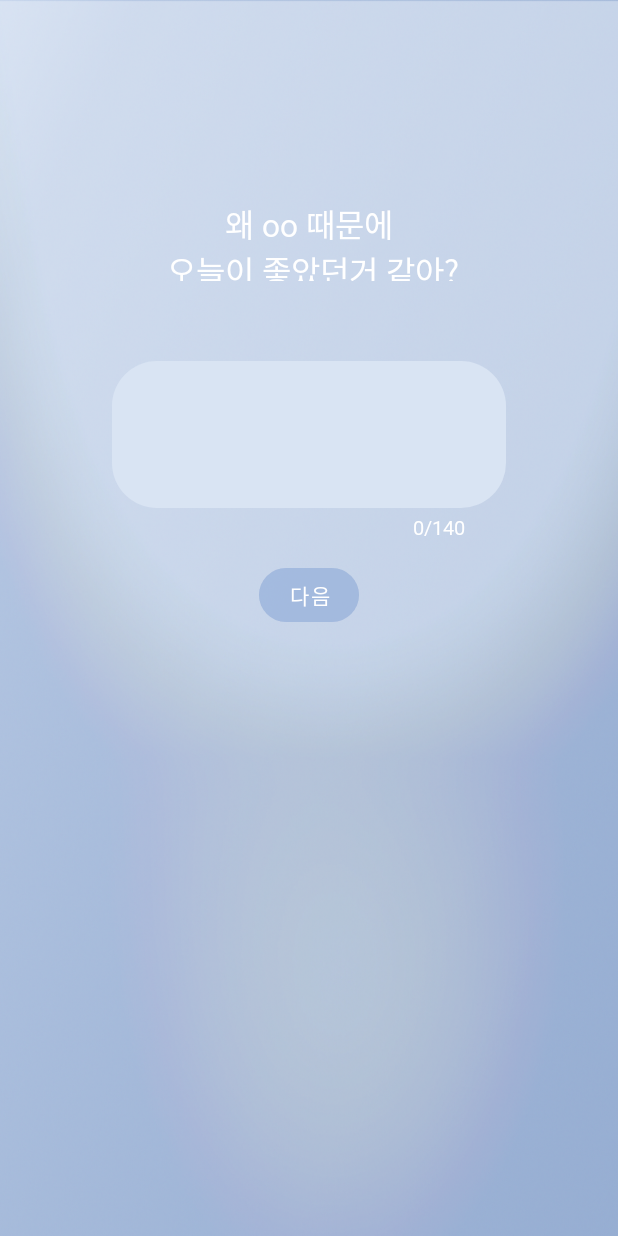
After one commit to IchiyaLuna/Hanjullo-Android-App, an Android app: the DailyQuestionSubActivity screen opened directly, with no data from a screen before it, on a phone screen of 412 x 824 dp. The commit adds this screen. Run offline under Robolectric (Android 15) with nearby library versions, the phone set to English and light mode, and no system bars.

Commit message:
activity_sub

```diff
--- a/app/src/main/AndroidManifest.xml
+++ b/app/src/main/AndroidManifest.xml
@@ -10,6 +10,9 @@
         android:roundIcon="@mipmap/ic_launcher_round"
         android:supportsRtl="true"
         android:theme="@style/Theme.HanjulloApp">
+        <activity
+            android:name=".DailyQuestionSubActivity"
+            android:exported="false" />
         <activity
             android:name=".DailyQuestionChoiceActivity"
             android:exported="true" />
--- /dev/null
+++ b/app/src/main/java/com/hanjullo/hanjulloapp/DailyQuestionSubActivity.java
@@ -0,0 +1,14 @@
+package com.hanjullo.hanjulloapp;
+
+import androidx.appcompat.app.AppCompatActivity;
+
+import android.os.Bundle;
+
+public class DailyQuestionSubActivity extends AppCompatActivity {
+
+    @Override
+    protected void onCreate(Bundle savedInstanceState) {
+        super.onCreate(savedInstanceState);
+        setContentView(R.layout.activity_daily_question_sub);
+    }
+}
--- /dev/null
+++ b/app/src/main/res/drawable/why_happy_rounded_edittext.xml
@@ -0,0 +1,11 @@
+<?xml version="1.0" encoding="utf-8"?>
+<!--  res/drawable/rounded_edittext.xml -->
+<shape xmlns:android="http://schemas.android.com/apk/res/android"
+    android:shape="rectangle" android:padding="10dp">
+    <solid android:color="#D9E4F3"/>
+    <corners
+        android:bottomRightRadius="30dp"
+        android:bottomLeftRadius="30dp"
+        android:topLeftRadius="30dp"
+        android:topRightRadius="30dp"/>
+</shape>
--- a/app/src/main/res/layout/activity_daily_question.xml
+++ b/app/src/main/res/layout/activity_daily_question.xml
@@ -39,6 +39,7 @@
         app:cornerRadius="18.24dp"
         app:layout_constraintBottom_toBottomOf="parent"
         app:layout_constraintEnd_toEndOf="parent"
+        app:layout_constraintHorizontal_bias="0.497"
         app:layout_constraintStart_toStartOf="parent" />
 
 </androidx.constraintlayout.widget.ConstraintLayout>
--- /dev/null
+++ b/app/src/main/res/layout/activity_daily_question_sub.xml
@@ -0,0 +1,77 @@
+<?xml version="1.0" encoding="utf-8"?>
+<androidx.constraintlayout.widget.ConstraintLayout xmlns:android="http://schemas.android.com/apk/res/android"
+    xmlns:app="http://schemas.android.com/apk/res-auto"
+    xmlns:tools="http://schemas.android.com/tools"
+    android:layout_width="match_parent"
+    android:layout_height="match_parent"
+    android:background="@drawable/background"
+    tools:context=".DailyQuestionSubActivity">
+
+    <TextView
+        android:id="@+id/whyHappyText"
+        android:layout_width="213.2dp"
+        android:layout_height="54.15dp"
+        android:layout_marginTop="133dp"
+        android:fontFamily="@font/pretendardmedium"
+        android:gravity="center"
+        android:text="@string/why_happy_today"
+
+        android:textColor="@color/white"
+        android:textSize="21sp"
+
+        app:layout_constraintEnd_toEndOf="parent"
+        app:layout_constraintStart_toStartOf="parent"
+        app:layout_constraintTop_toTopOf="parent" />
+
+    <EditText
+        android:id="@+id/whyHappyEditText"
+        android:layout_width="262.8dp"
+        android:layout_height="98dp"
+        android:layout_marginTop="53dp"
+        android:background="@drawable/why_happy_rounded_edittext"
+        android:gravity="center"
+
+
+        android:textColor="@color/white"
+        android:textSize="21sp"
+
+        app:layout_constraintEnd_toEndOf="parent"
+        app:layout_constraintStart_toStartOf="parent"
+        app:layout_constraintTop_toBottomOf="@+id/whyHappyText" />
+
+    <TextView
+        android:id="@+id/numberOfChar"
+        android:layout_width="38.76dp"
+        android:layout_height="18.24dp"
+        android:layout_marginTop="3dp"
+        android:layout_marginEnd="25dp"
+        android:fontFamily="@font/pretendard"
+        android:gravity="center"
+
+        android:text="@string/number_of_char"
+        android:textColor="@color/white"
+
+        android:textSize="13sp"
+        app:layout_constraintEnd_toEndOf="@+id/whyHappyEditText"
+        app:layout_constraintTop_toBottomOf="@+id/whyHappyEditText" />
+
+    <Button
+        android:id="@+id/nextBtn1"
+        android:layout_width="66.5dp"
+        android:layout_height="35.8dp"
+        android:layout_marginTop="40dp"
+        android:backgroundTint="#668EAAD7"
+        android:fontFamily="@font/pretendard"
+        android:insetTop="0dp"
+        android:insetBottom="0dp"
+        android:shadowColor="#00FFFFFF"
+        android:stateListAnimator="@null"
+        android:text="@string/next_text"
+        android:textColor="@color/white"
+        app:cornerRadius="18.24dp"
+        app:layout_constraintEnd_toEndOf="parent"
+        app:layout_constraintStart_toStartOf="parent"
+        app:layout_constraintTop_toBottomOf="@+id/whyHappyEditText" />
+
+
+</androidx.constraintlayout.widget.ConstraintLayout>
--- a/app/src/main/res/values/strings.xml
+++ b/app/src/main/res/values/strings.xml
@@ -51,4 +51,10 @@
     <string name="answer_bad">BadBtn</string>
 
     <string name="next_btn">NextBtn</string>
+
+    <string name="why_happy_today">왜 oo 때문에\n 오늘이 좋았던거 같아?</string>
+    <string name="number_of_char">0/140</string>
+
+
+
 </resources>
```
